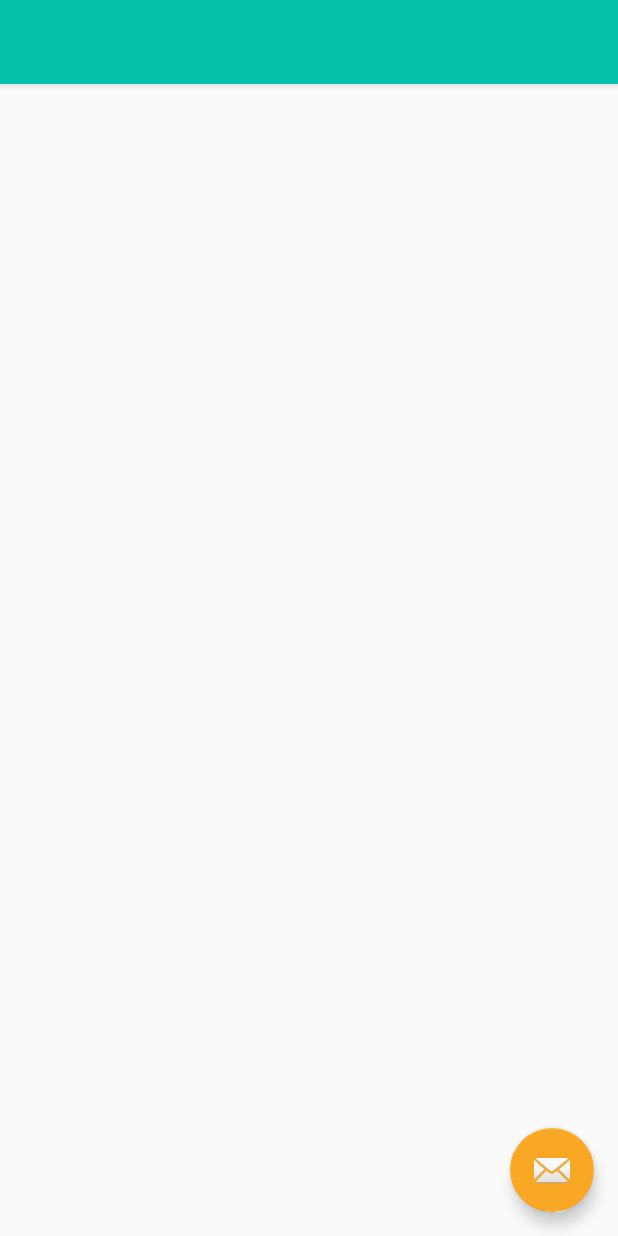
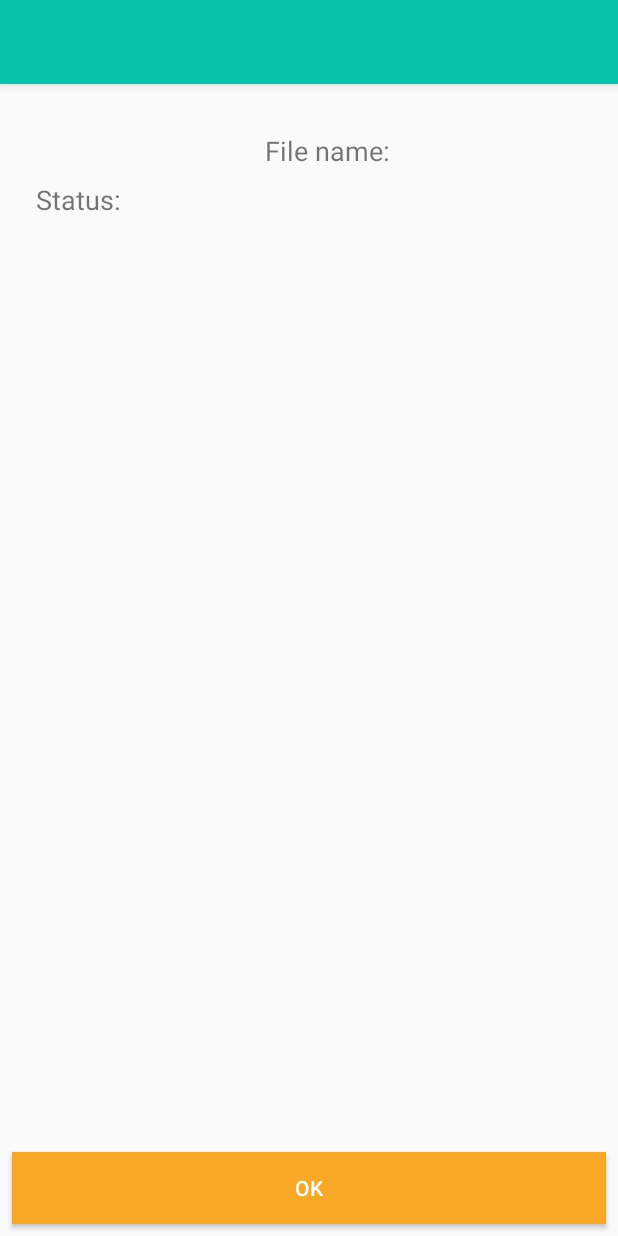
Before and after one commit to jbernardinojr/LoadApp, an Android app: the layout activity_detail.xml on its own in the app's theme, with its tools: preview values and no code run, on a phone screen of 412 x 824 dp. Run offline under Robolectric (Android 15) with nearby library versions, the phone set to English and light mode, and no system bars.

Commit message:
[LoadApp] Design of Detail Screen

```diff
--- a/app/src/main/res/layout/activity_detail.xml
+++ b/app/src/main/res/layout/activity_detail.xml
@@ -22,12 +22,4 @@
 
     <include layout="@layout/content_detail" />
 
-    <com.google.android.material.floatingactionbutton.FloatingActionButton
-        android:id="@+id/fab"
-        android:layout_width="wrap_content"
-        android:layout_height="wrap_content"
-        android:layout_gravity="bottom|end"
-        android:layout_margin="@dimen/fab_margin"
-        app:srcCompat="@android:drawable/ic_dialog_email" />
-
 </androidx.coordinatorlayout.widget.CoordinatorLayout>
--- a/app/src/main/res/layout/content_detail.xml
+++ b/app/src/main/res/layout/content_detail.xml
@@ -8,4 +8,67 @@
     tools:context=".DetailActivity"
     tools:showIn="@layout/activity_detail">
 
+    <androidx.appcompat.widget.LinearLayoutCompat
+        android:id="@+id/linear_layout_file_name"
+        android:layout_width="wrap_content"
+        android:layout_height="wrap_content"
+        app:layout_constraintEnd_toEndOf="parent"
+        app:layout_constraintStart_toStartOf="parent"
+        app:layout_constraintTop_toTopOf="parent">
+
+        <TextView
+            android:id="@+id/tv_filename_label"
+            android:layout_width="wrap_content"
+            android:layout_height="wrap_content"
+            android:layout_marginStart="24dp"
+            android:layout_marginTop="32dp"
+            android:text="@string/file_name"
+            android:textSize="18dp" />
+
+        <TextView
+            android:id="@+id/tv_filename"
+            android:layout_width="wrap_content"
+            android:layout_height="wrap_content"
+            android:layout_marginTop="32dp"
+            android:textSize="18dp"
+            tools:text="@string/glide" />
+    </androidx.appcompat.widget.LinearLayoutCompat>
+
+    <androidx.appcompat.widget.LinearLayoutCompat
+        android:layout_width="match_parent"
+        android:layout_height="wrap_content"
+        app:layout_constraintEnd_toEndOf="parent"
+        app:layout_constraintStart_toStartOf="parent"
+        app:layout_constraintTop_toBottomOf="@+id/linear_layout_file_name">
+
+        <TextView
+            android:id="@+id/tv_status_label"
+            android:layout_width="wrap_content"
+            android:layout_height="wrap_content"
+            android:layout_marginStart="24dp"
+            android:layout_marginTop="8dp"
+            android:text="@string/status"
+            android:textSize="18dp" />
+
+        <TextView
+            android:id="@+id/tv_status"
+            android:layout_width="wrap_content"
+            android:layout_height="wrap_content"
+            android:layout_margin="8dp"
+            android:textSize="18dp"
+            tools:text="@string/success"/>
+    </androidx.appcompat.widget.LinearLayoutCompat>
+
+    <Button
+        android:layout_width="match_parent"
+        android:layout_height="wrap_content"
+        android:text="@string/ok"
+        android:layout_margin="8dp"
+        android:background="@color/colorAccent"
+        android:textColor="@color/white"
+        app:layout_constraintBottom_toBottomOf="parent"
+        app:layout_constraintEnd_toEndOf="parent"
+        app:layout_constraintStart_toStartOf="parent" />
+
+
 </androidx.constraintlayout.widget.ConstraintLayout>
--- a/app/src/main/res/values/strings.xml
+++ b/app/src/main/res/values/strings.xml
@@ -13,7 +13,13 @@
     <string name="button_loading">We are loading </string>
     <string name="title_activity_detail">DetailActivity</string>
     <string name="glide">Glide - Image Loading Library by BumpTech</string>
+    <string name="ok">Ok</string>
     <string name="loadapp">LoadApp - Current repository by Udacity</string>
     <string name="retrofit">Retrofit - Type-safe HTTP client for Android and Java by Square, Inc</string>
+    <string name="open_detail">Open Detail</string>
     <string name="download_image_description">Cloud Download Image</string>
+    <string name="download_notification_channel_id" translatable="false">download_channel</string>
+    <string name="file_name">File name: </string>
+    <string name="status">Status: </string>
+    <string name="success">Success</string>
 </resources>
```
Also changed, not shown: app/src/main/java/br/com/bernardino/loadapp/MainActivity.kt (+26 -0 lines), app/src/main/res/drawable/information_icon.xml (added, +22 -0 lines), app/src/main/res/drawable/download_icon.png (added).
